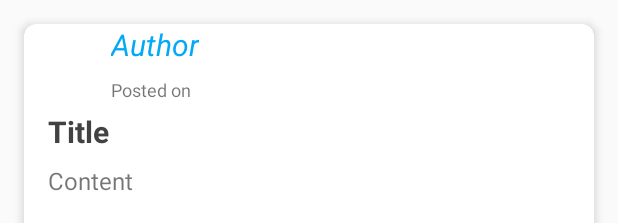
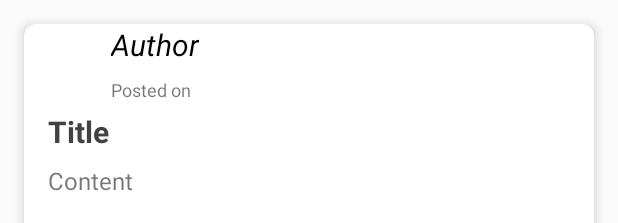
Before and after one commit to damanpreet97/AppOLog, an Android app: the layout item_card_latest.xml on its own in the app's theme, with its tools: preview values and no code run, on a phone screen of 412 x 824 dp. Shown: the top 223 px of the screen. Run offline under Robolectric (Android 15) with nearby library versions, the phone set to English and light mode, and no system bars.

Commit message:
fixed some ui

```diff
--- a/app/src/main/res/layout/item_card_latest.xml
+++ b/app/src/main/res/layout/item_card_latest.xml
@@ -32,7 +32,7 @@
                 android:textSize="20sp"
                 tools:text="Author"
                 android:textStyle="italic"
-                android:textColor="@color/colorAccent"
+                android:textColor="@color/black"
                 android:layout_toEndOf="@id/ivAuthor"
                 android:layout_width="wrap_content"
                 android:layout_height="wrap_content" />
--- a/app/src/main/res/values/colors.xml
+++ b/app/src/main/res/values/colors.xml
@@ -6,5 +6,6 @@
     <color name="white">#FFFFFF</color>
     <color name="black">#000000</color>
     <color name="grey">#F5F5F5</color>
+    <color name="blue">#0000FF</color>
     <!--3F51B5-->
 </resources>
```
Also changed, not shown: app/src/main/res/drawable/ic_like_filled.xml (+1 -1 lines).
